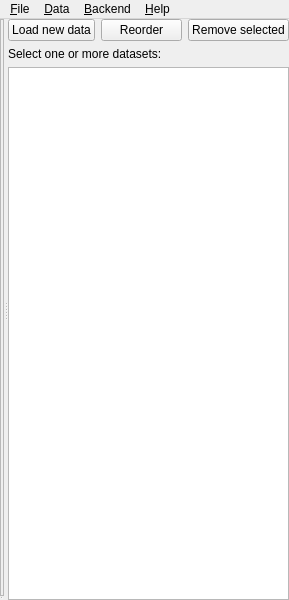
McStasMcXtrace/ufit, file ufit/gui/main.ui: the form before one commit.
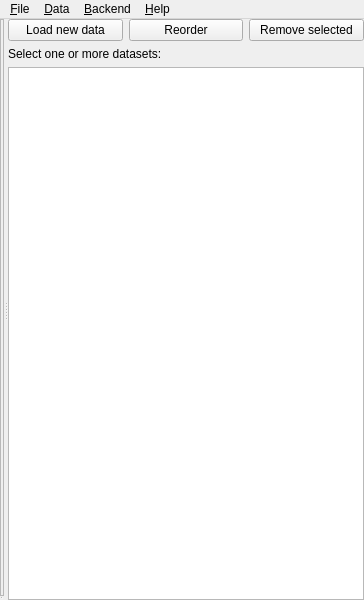
The form after the commit. Icons and pictures are not drawn. Custom widgets are drawn as their Qt base class.

Commit message: gui: add data export to ascii

Diff of the .ui file:
```diff
--- a/ufit/gui/main.ui
+++ b/ufit/gui/main.ui
@@ -6,7 +6,7 @@
    <rect>
     <x>0</x>
     <y>0</y>
-    <width>289</width>
+    <width>364</width>
     <height>600</height>
    </rect>
   </property>
@@ -99,8 +99,8 @@
     <rect>
      <x>0</x>
      <y>0</y>
-     <width>289</width>
-     <height>21</height>
+     <width>364</width>
+     <height>20</height>
     </rect>
    </property>
    <widget class="QMenu" name="menuFile">
```
Left out of the diff: 29 changed lines with no effect on the pictures. The commit also changes 2 other files.
